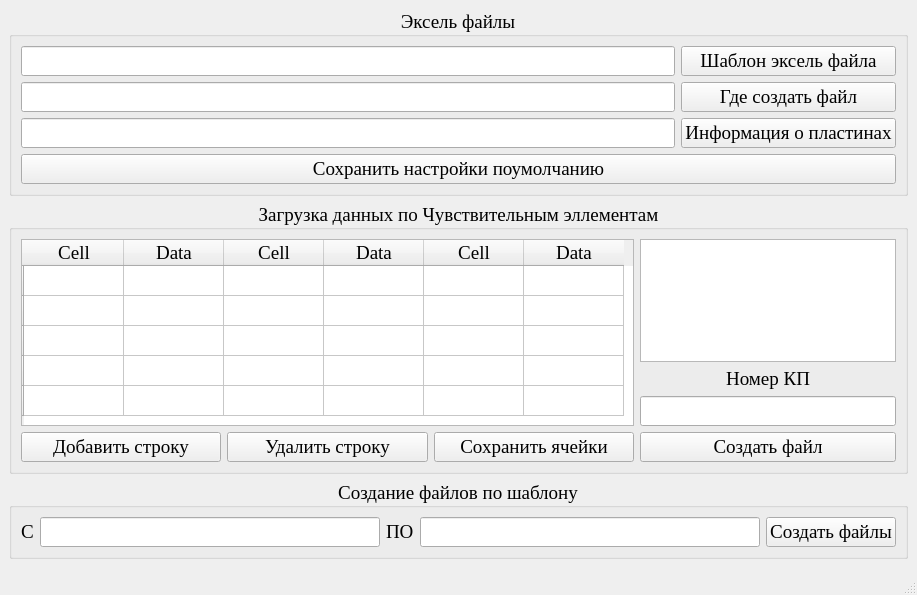
The window that MainWidget_by_working_excel.ui (yariksimakov/Work-with-excel) describes before a commit, drawn with Qt 5.
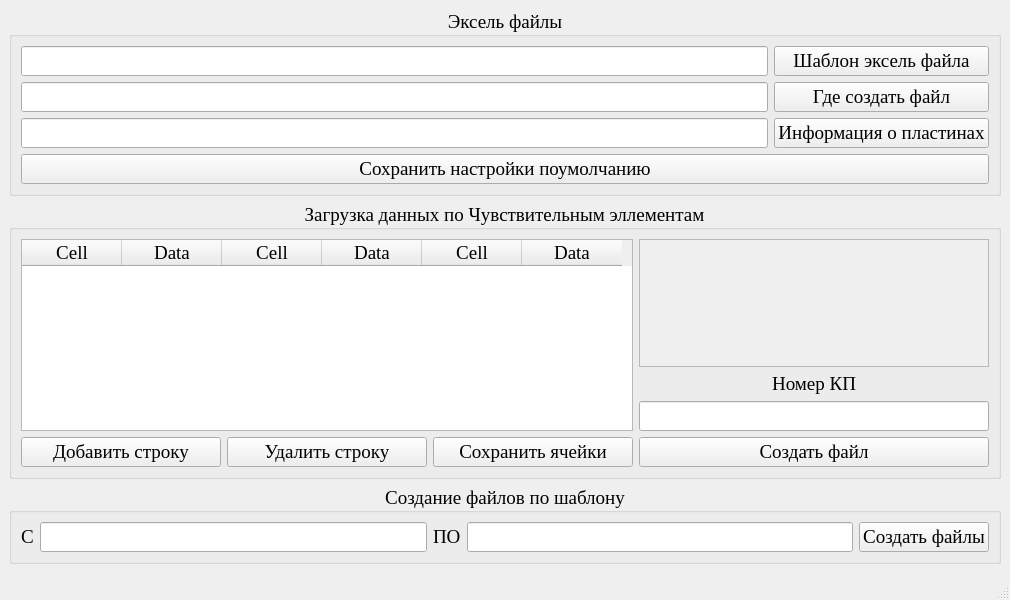
The same window after the commit.

The edit to the form file:
```diff
--- a/MainWidget_by_working_excel.ui
+++ b/MainWidget_by_working_excel.ui
@@ -6,8 +6,8 @@
    <rect>
     <x>0</x>
     <y>0</y>
-    <width>917</width>
-    <height>595</height>
+    <width>1010</width>
+    <height>600</height>
    </rect>
   </property>
   <property name="sizePolicy">
@@ -120,31 +120,6 @@
            <attribute name="horizontalHeaderCascadingSectionResizes">
             <bool>false</bool>
            </attribute>
-           <row>
-            <property name="text">
-             <string/>
-            </property>
-           </row>
-           <row>
-            <property name="text">
-             <string/>
-            </property>
-           </row>
-           <row>
-            <property name="text">
-             <string/>
-            </property>
-           </row>
-           <row>
-            <property name="text">
-             <string/>
-            </property>
-           </row>
-           <row>
-            <property name="text">
-             <string/>
-            </property>
-           </row>
            <column>
             <property name="text">
              <string>Сell</string>
@@ -207,19 +182,38 @@
        <item>
         <layout class="QVBoxLayout" name="verticalLayout_3">
          <item>
-          <widget class="QListWidget" name="listWidget_result">
+          <widget class="QScrollArea" name="scrollArea">
            <property name="sizePolicy">
             <sizepolicy hsizetype="Fixed" vsizetype="Expanding">
              <horstretch>0</horstretch>
              <verstretch>0</verstretch>
             </sizepolicy>
            </property>
+           <property name="minimumSize">
+            <size>
+             <width>350</width>
+             <height>0</height>
+            </size>
+           </property>
            <property name="maximumSize">
             <size>
-             <width>300</width>
+             <width>400</width>
              <height>16777215</height>
             </size>
            </property>
+           <property name="widgetResizable">
+            <bool>true</bool>
+           </property>
+           <widget class="QWidget" name="scrollAreaWidgetContents_3">
+            <property name="geometry">
+             <rect>
+              <x>0</x>
+              <y>0</y>
+              <width>348</width>
+              <height>128</height>
+             </rect>
+            </property>
+           </widget>
           </widget>
          </item>
          <item>
@@ -232,7 +226,7 @@
            </property>
            <property name="maximumSize">
             <size>
-             <width>300</width>
+             <width>350</width>
              <height>16777215</height>
             </size>
            </property>
@@ -254,7 +248,7 @@
            </property>
            <property name="maximumSize">
             <size>
-             <width>300</width>
+             <width>350</width>
              <height>16777215</height>
             </size>
            </property>
@@ -279,7 +273,7 @@
            </property>
            <property name="maximumSize">
             <size>
-             <width>300</width>
+             <width>350</width>
              <height>16777215</height>
             </size>
            </property>
```
Left out of the diff: 4 changed lines with no effect on the pictures.
